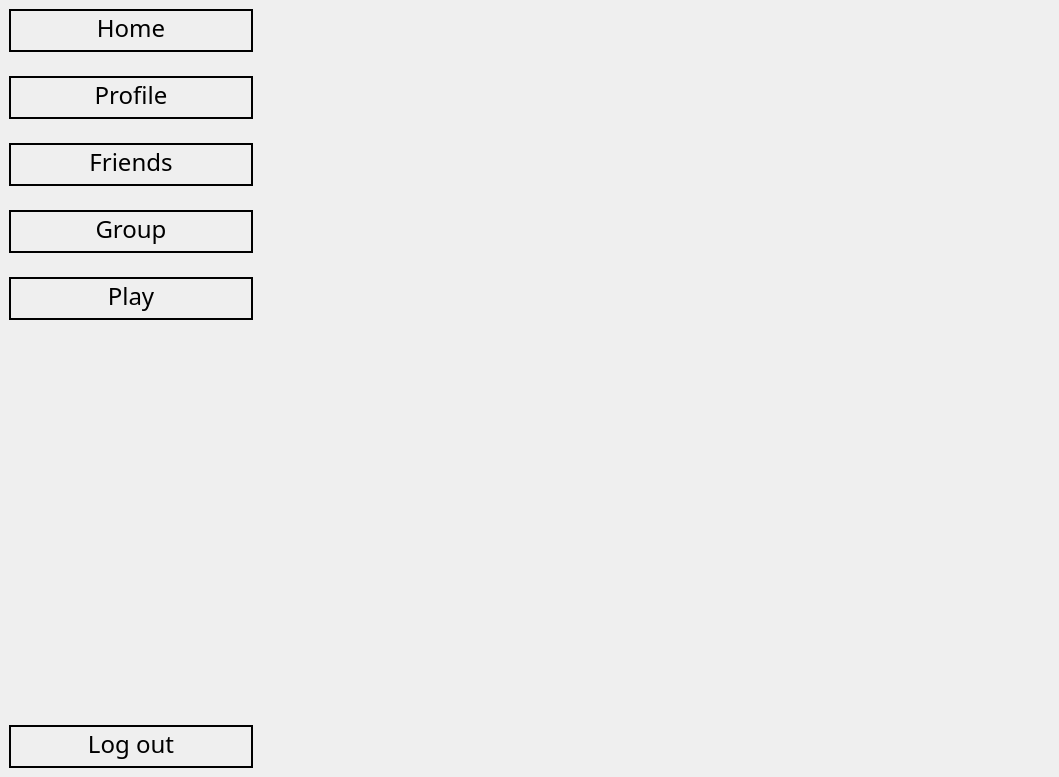
The window that nitin_venv/Chess-master/wui/mainwindow.ui (NetworkProgramming-20212-Group1/ChessMultiplayer) describes before a commit, drawn with Qt 5.
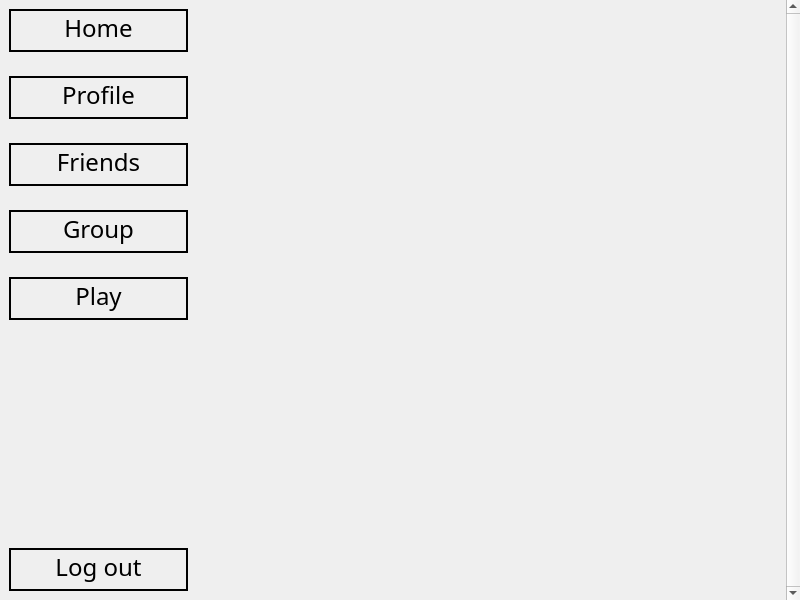
The same window after the commit.

What changed in the file:
```diff
--- a/nitin_venv/Chess-master/wui/mainwindow.ui
+++ b/nitin_venv/Chess-master/wui/mainwindow.ui
@@ -6,8 +6,8 @@
    <rect>
     <x>0</x>
     <y>0</y>
-    <width>1059</width>
-    <height>777</height>
+    <width>800</width>
+    <height>600</height>
    </rect>
   </property>
   <property name="windowTitle">
@@ -216,48 +216,9 @@
      </widget>
     </item>
     <item>
-     <widget class="QWidget" name="rightWidget" native="true">
-      <property name="sizePolicy">
-       <sizepolicy hsizetype="Preferred" vsizetype="Preferred">
-        <horstretch>1</horstretch>
-        <verstretch>0</verstretch>
-       </sizepolicy>
-      </property>
-      <property name="font">
-       <font>
-        <family>Poor Richard</family>
-        <pointsize>18</pointsize>
-       </font>
-      </property>
-      <property name="focusPolicy">
-       <enum>Qt::NoFocus</enum>
-      </property>
-      <property name="accessibleDescription">
-       <string extracomment=".AppleSystemUIFont,13,-1,5,400,0,0,0,0,0,0,0,0,0,0,1"/>
-      </property>
-      <property name="layoutDirection">
-       <enum>Qt::LeftToRight</enum>
-      </property>
-      <layout class="QHBoxLayout" name="horizontalLayout_8">
-       <property name="spacing">
-        <number>-1</number>
-       </property>
-       <property name="leftMargin">
-        <number>0</number>
-       </property>
-       <property name="topMargin">
-        <number>0</number>
-       </property>
-       <property name="rightMargin">
-        <number>0</number>
-       </property>
-       <property name="bottomMargin">
-        <number>0</number>
-       </property>
-       <item>
         <widget class="QScrollArea" name="scrollArea">
          <property name="sizePolicy">
-          <sizepolicy hsizetype="Expanding" vsizetype="Expanding">
+       <sizepolicy hsizetype="Preferred" vsizetype="Preferred">
            <horstretch>1</horstretch>
            <verstretch>0</verstretch>
           </sizepolicy>
@@ -280,6 +241,12 @@
          <property name="frameShadow">
           <enum>QFrame::Plain</enum>
          </property>
+      <property name="verticalScrollBarPolicy">
+       <enum>Qt::ScrollBarAlwaysOn</enum>
+      </property>
+      <property name="sizeAdjustPolicy">
+       <enum>QAbstractScrollArea::AdjustToContents</enum>
+      </property>
          <property name="widgetResizable">
           <bool>true</bool>
          </property>
@@ -291,8 +258,8 @@
            <rect>
             <x>0</x>
             <y>0</y>
-            <width>260</width>
-            <height>777</height>
+         <width>180</width>
+         <height>600</height>
            </rect>
           </property>
           <property name="sizePolicy">
@@ -301,7 +268,7 @@
             <verstretch>0</verstretch>
            </sizepolicy>
           </property>
-          <layout class="QHBoxLayout" name="horizontalLayout_7">
+       <layout class="QVBoxLayout" name="verticalLayout_4">
            <property name="leftMargin">
             <number>0</number>
            </property>
@@ -319,9 +286,6 @@
            </item>
           </layout>
          </widget>
-        </widget>
-       </item>
-      </layout>
      </widget>
     </item>
    </layout>
```
Left out of the diff: 20 changed lines with no effect on the pictures. Lines whose indentation alone changed are shown as unchanged.
